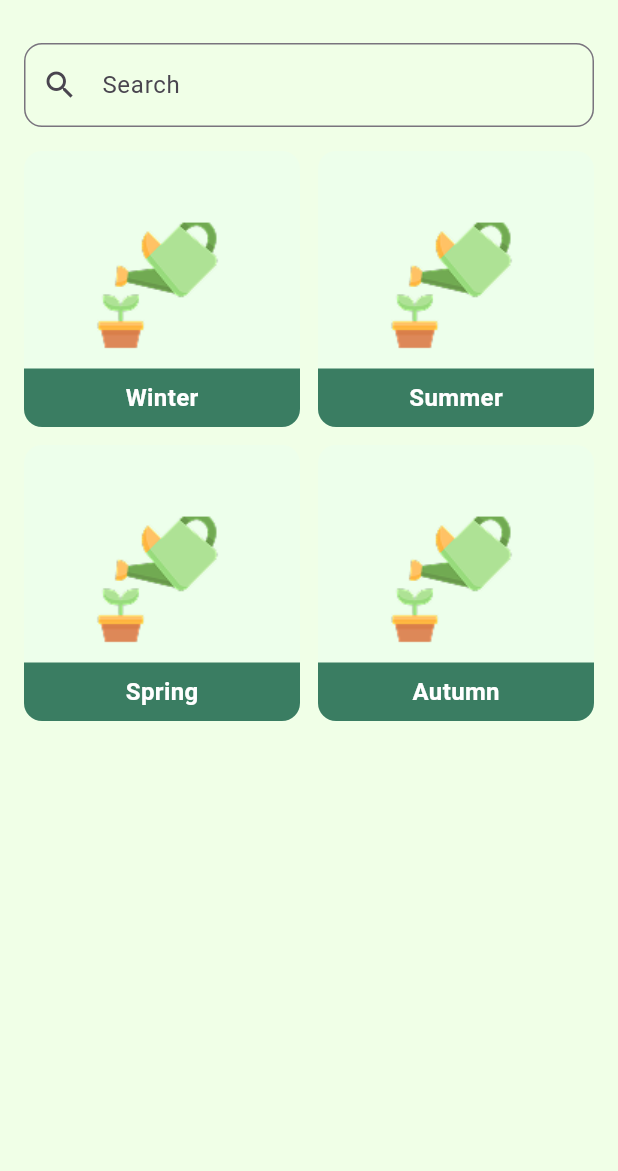
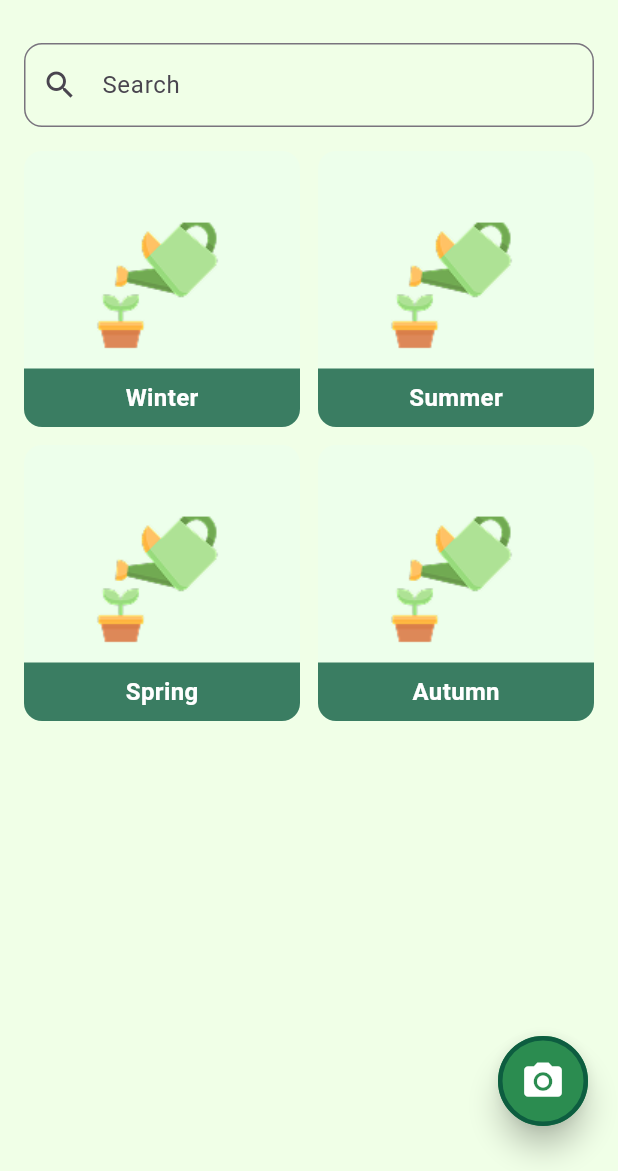
Before and after one commit to Loujeen/balacona, a Flutter app: the screen it shows after launch, on a phone screen of 412 x 824 dp, the part 65-1236 px from its top. Run offline on Flutter 3.47's test engine with Material 3 defaults, Android fonts, the phone set to English and light mode, and no system bars.

Commit message:
Search screen UI edit

```diff
--- a/lib/search_screen.dart
+++ b/lib/search_screen.dart
@@ -12,7 +12,9 @@ class SearchScreen extends StatefulWidget {
 class _SearchScreenState extends State<SearchScreen> {
   @override
   Widget build(BuildContext context) {
-    return Scaffold(
+    return Stack(
+      children: [
+        Scaffold(
           drawer: HomeDrawer(),
           backgroundColor: const Color(0xFFF0FFE7),
           appBar: AppBar(
@@ -70,7 +72,7 @@ class _SearchScreenState extends State<SearchScreen> {
                       ),
                       GestureDetector(
                         onTap: () {
-                      print('Tapped on Rain');
+                          print('Tapped on Spring');
                         },
                         child: const CategoryTile(
                           title: 'Spring',
@@ -92,6 +94,35 @@ class _SearchScreenState extends State<SearchScreen> {
               ),
             ],
           ),
+        ),
+        // 📸 Camera Button Positioned
+        Positioned(
+          bottom: 30,
+          right: 20,
+          child: SizedBox(
+            width: 60,
+            height: 60,
+            child: ElevatedButton(
+              onPressed: () {
+                print('Camera button pressed');
+                // TODO: Add navigation to camera screen if needed
+              },
+              style: ElevatedButton.styleFrom(
+                backgroundColor: const Color(0xFF2B8C50), // or your AppColors.GreenColor
+                shape: const CircleBorder(),
+                padding: EdgeInsets.zero,
+                side: const BorderSide(color: Color(0xFF0D5D40), width: 3), // or AppColors.primaryDarkColor
+                elevation: 8,
+              ),
+              child: const Icon(
+                Icons.camera_alt,
+                color: Colors.white,
+                size: 30,
+              ),
+            ),
+          ),
+        ),
+      ],
     );
   }
 }
```
Lines whose indentation alone changed are shown as unchanged.
